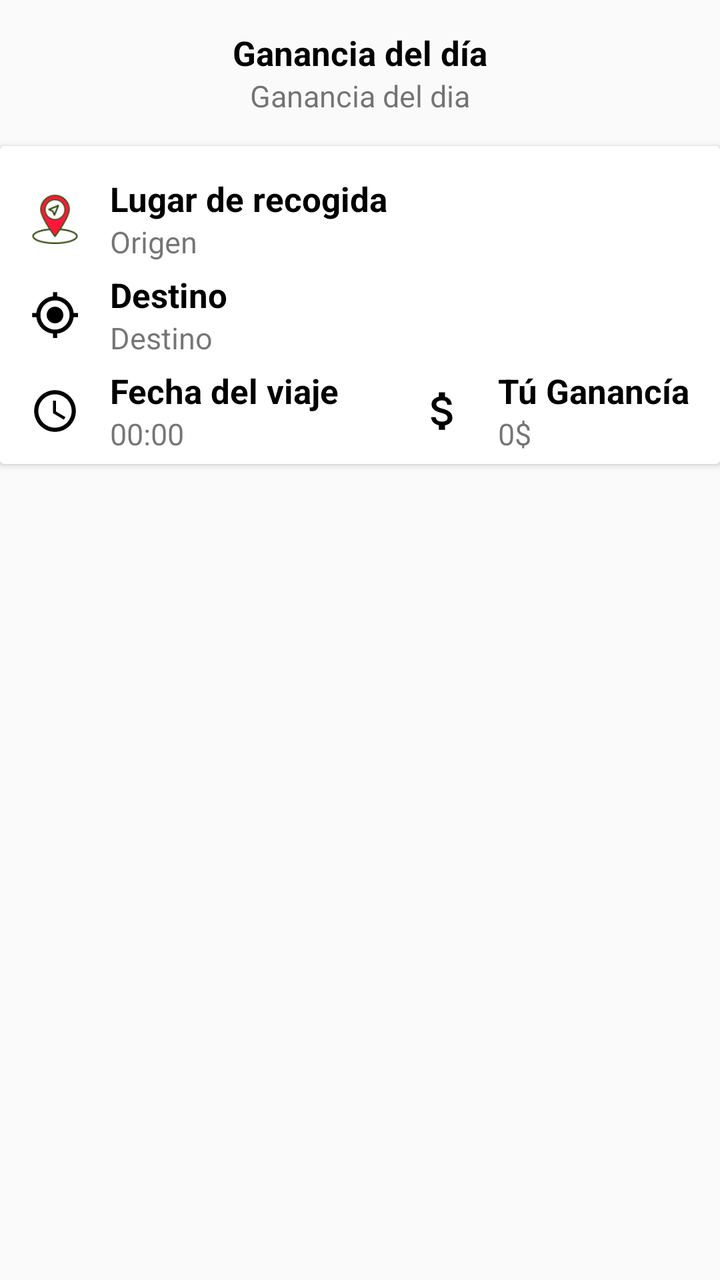
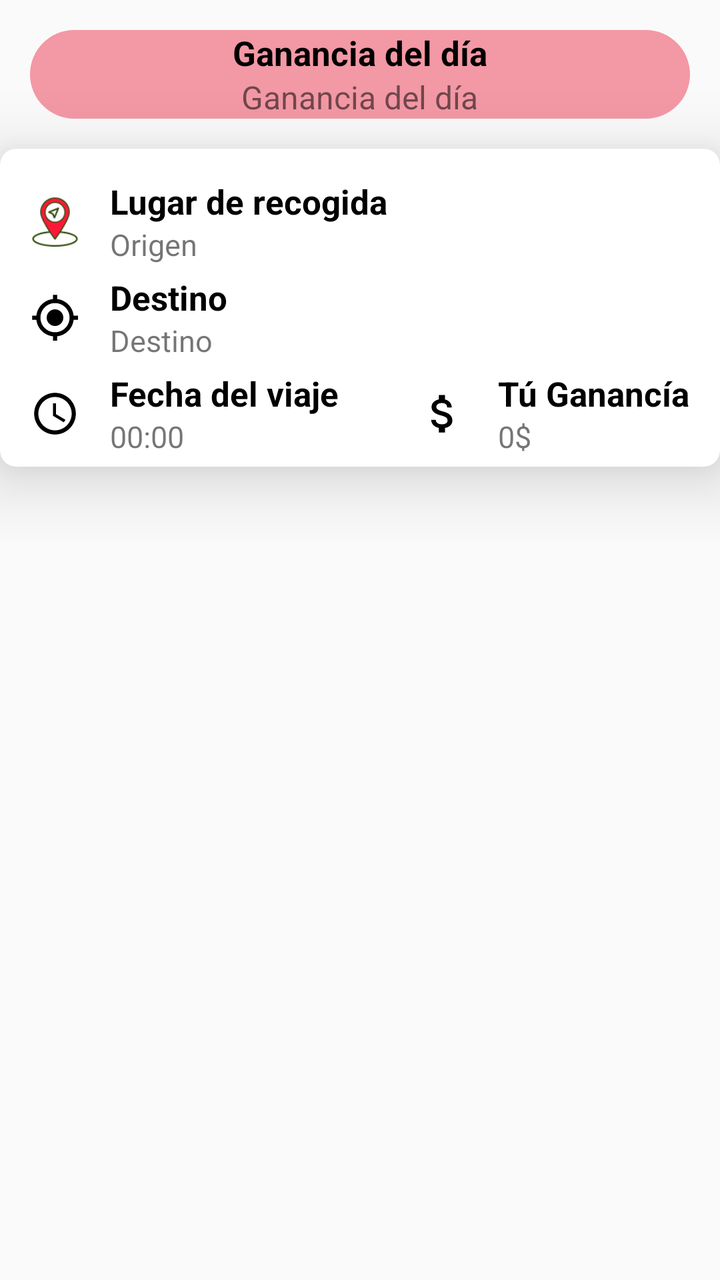

Two renders of the same Android screen: before a commit and after it. Below are the layout's source before the change and the commit's diff.
<!-- AndroidManifest.xml: application theme Theme.ToonsConductor -->
<!-- res/layout/cardview_history.xml -->
<?xml version="1.0" encoding="utf-8"?>
<LinearLayout xmlns:android="http://schemas.android.com/apk/res/android"
    android:layout_width="match_parent"
    android:layout_height="wrap_content"
    android:orientation="vertical"
    android:layout_marginTop="5dp">

    <LinearLayout
        android:id="@+id/LinearGananciaDia"
        android:layout_width="match_parent"
        android:layout_height="wrap_content"
        android:orientation="vertical"
        android:layout_gravity="center"
        android:gravity="center"
        android:layout_margin="15dp">

        <TextView
            android:id="@+id/texview_gananciaDiaFecha"
            android:layout_width="wrap_content"
            android:layout_height="wrap_content"
            android:text="Ganancia del día"
            android:textStyle="bold"
            android:textColor="@color/black"
            android:textSize="17sp"/>

        <TextView
            android:id="@+id/textViewGanaciaDia"
            android:layout_width="wrap_content"
            android:layout_height="wrap_content"
            android:text="Ganancia del dia"
            android:textSize="15sp"/>

    </LinearLayout>

    <androidx.cardview.widget.CardView
        android:layout_width="match_parent"
        android:layout_height="wrap_content">

    <LinearLayout
        android:layout_width="match_parent"
        android:layout_height="match_parent"
        android:orientation="vertical"
        android:paddingTop="5dp"
        android:paddingBottom="5dp">


        <LinearLayout
            android:layout_width="match_parent"
            android:layout_height="wrap_content"
            android:orientation="horizontal"
            android:gravity="center_vertical"
            android:layout_marginLeft="15dp"
            android:layout_marginRight="15dp"
            android:layout_marginTop="5dp">




        </LinearLayout>

        <LinearLayout
            android:layout_width="match_parent"
            android:layout_height="wrap_content"
            android:orientation="horizontal"
            android:gravity="center_vertical"
            android:layout_marginLeft="15dp"
            android:layout_marginRight="15dp"
            android:layout_marginTop="5dp">

            <ImageView
                android:layout_width="25dp"
                android:layout_height="25dp"
                android:src="@drawable/my_location_red" />

            <LinearLayout
                android:layout_width="wrap_content"
                android:layout_height="wrap_content"
                android:orientation="vertical"
                android:layout_marginLeft="15dp">

                <TextView
                    android:layout_width="wrap_content"
                    android:layout_height="wrap_content"
                    android:text="Lugar de recogida"
                    android:textStyle="bold"
                    android:textColor="@color/black"
                    android:textSize="17sp"/>

                <TextView
                    android:id="@+id/textViewOrigin"
                    android:layout_width="wrap_content"
                    android:layout_height="wrap_content"
                    android:text="Origen"
                    android:textSize="15sp"/>

            </LinearLayout>

        </LinearLayout>


        <LinearLayout
            android:layout_width="match_parent"
            android:layout_height="wrap_content"
            android:orientation="horizontal"
            android:gravity="center_vertical"
            android:layout_marginLeft="15dp"
            android:layout_marginRight="15dp"
            android:layout_marginTop="5dp">

            <ImageView
                android:layout_width="25dp"
                android:layout_height="25dp"
                android:src="@drawable/baseline_my_location_24" />

            <LinearLayout
                android:layout_width="wrap_content"
                android:layout_height="wrap_content"
                android:orientation="vertical"
                android:layout_marginLeft="15dp">

                <TextView
                    android:layout_width="wrap_content"
                    android:layout_height="wrap_content"
                    android:text="Destino"
                    android:textStyle="bold"
                    android:textColor="@color/black"
                    android:textSize="17sp"/>

                <TextView
                    android:id="@+id/textViewDestination"
                    android:layout_width="wrap_content"
                    android:layout_height="wrap_content"
                    android:text="Destino"
                    android:textSize="15sp"/>

            </LinearLayout>

        </LinearLayout>


        <LinearLayout
            android:layout_width="match_parent"
            android:layout_height="wrap_content"
            android:orientation="horizontal"
            android:gravity="center_vertical"
            android:layout_marginLeft="15dp"
            android:layout_marginRight="15dp"
            android:layout_marginTop="5dp">

            <ImageView
                android:layout_width="25dp"
                android:layout_height="25dp"
                android:src="@drawable/baseline_access_time_24" />

            <LinearLayout
                android:layout_width="match_parent"
                android:layout_height="match_parent"
                android:layout_marginLeft="15dp"
                android:layout_weight="1"
                android:orientation="vertical">

                <TextView
                    android:layout_width="wrap_content"
                    android:layout_height="wrap_content"
                    android:text="Fecha del viaje"
                    android:textColor="@color/black"
                    android:textSize="17sp"
                    android:textStyle="bold" />

                <TextView
                    android:id="@+id/textViewDate"
                    android:layout_width="wrap_content"
                    android:layout_height="wrap_content"
                    android:text="00:00"
                    android:textSize="15sp" />

            </LinearLayout>

            <ImageView
                android:layout_width="25dp"
                android:layout_height="25dp"
                android:src="@drawable/baseline_attach_money_24" />

            <LinearLayout
                android:layout_width="wrap_content"
                android:layout_height="wrap_content"
                android:orientation="vertical"
                android:layout_marginLeft="15dp">

                <TextView
                    android:layout_width="wrap_content"
                    android:layout_height="wrap_content"
                    android:text="@string/TuGanancia"
                    android:textStyle="bold"
                    android:textColor="@color/black"
                    android:textSize="17sp"/>

                <TextView
                    android:id="@+id/textViewGanacia"
                    android:layout_width="wrap_content"
                    android:layout_height="wrap_content"
                    android:text="0$"
                    android:textSize="15sp"/>

            </LinearLayout>

        </LinearLayout>

    </LinearLayout>
    </androidx.cardview.widget.CardView>
</LinearLayout>
<!-- resources referenced by this layout -->
<resources>
  <color name="black">#FF000000</color>
  <!-- drawable baseline_access_time_24 (drawable) -->
  <vector android:height="24dp" android:tint="#000000"
      android:viewportHeight="24" android:viewportWidth="24"
      android:width="24dp" xmlns:android="http://schemas.android.com/apk/res/android">
      <path android:fillColor="@android:color/white" android:pathData="M11.99,2C6.47,2 2,6.48 2,12s4.47,10 9.99,10C17.52,22 22,17.52 22,12S17.52,2 11.99,2zM12,20c-4.42,0 -8,-3.58 -8,-8s3.58,-8 8,-8 8,3.58 8,8 -3.58,8 -8,8z"/>
      <path android:fillColor="@android:color/white" android:pathData="M12.5,7H11v6l5.25,3.15 0.75,-1.23 -4.5,-2.67z"/>
  </vector>
  <!-- drawable baseline_attach_money_24 (drawable) -->
  <vector android:height="24dp" android:tint="#000000"
      android:viewportHeight="24" android:viewportWidth="24"
      android:width="24dp" xmlns:android="http://schemas.android.com/apk/res/android">
      <path android:fillColor="@android:color/white" android:pathData="M11.8,10.9c-2.27,-0.59 -3,-1.2 -3,-2.15 0,-1.09 1.01,-1.85 2.7,-1.85 1.78,0 2.44,0.85 2.5,2.1h2.21c-0.07,-1.72 -1.12,-3.3 -3.21,-3.81V3h-3v2.16c-1.94,0.42 -3.5,1.68 -3.5,3.61 0,2.31 1.91,3.46 4.7,4.13 2.5,0.6 3,1.48 3,2.41 0,0.69 -0.49,1.79 -2.7,1.79 -2.06,0 -2.87,-0.92 -2.98,-2.1h-2.2c0.12,2.19 1.76,3.42 3.68,3.83V21h3v-2.15c1.95,-0.37 3.5,-1.5 3.5,-3.55 0,-2.84 -2.43,-3.81 -4.7,-4.4z"/>
  </vector>
  <!-- drawable baseline_my_location_24 (drawable) -->
  <vector android:height="24dp" android:tint="#000000"
      android:viewportHeight="24" android:viewportWidth="24"
      android:width="24dp" xmlns:android="http://schemas.android.com/apk/res/android">
      <path android:fillColor="@android:color/white" android:pathData="M12,8c-2.21,0 -4,1.79 -4,4s1.79,4 4,4 4,-1.79 4,-4 -1.79,-4 -4,-4zM20.94,11c-0.46,-4.17 -3.77,-7.48 -7.94,-7.94L13,1h-2v2.06C6.83,3.52 3.52,6.83 3.06,11L1,11v2h2.06c0.46,4.17 3.77,7.48 7.94,7.94L11,23h2v-2.06c4.17,-0.46 7.48,-3.77 7.94,-7.94L23,13v-2h-2.06zM12,19c-3.87,0 -7,-3.13 -7,-7s3.13,-7 7,-7 7,3.13 7,7 -3.13,7 -7,7z"/>
  </vector>
  <!-- drawable my_location_red: png bitmap (drawable, 3982 bytes) -->
  <string name="TuGanancia">Tú Ganancía</string>
  <style name="Theme.ToonsConductor" parent="Base.Theme.ToonsConductor" />
  <style name="Base.Theme.ToonsConductor" parent="Theme.AppCompat.Light.NoActionBar">
          
          <item name="colorPrimary">@color/rojo</item>
          <item name="colorPrimaryVariant">@color/white</item>
          <item name="colorOnPrimary">@color/white</item>
          
          <item name="colorSecondary">@color/black</item>
          <item name="colorSecondaryVariant">@color/rojo</item>
          <item name="colorOnSecondary">@color/black</item>
  
          <item name="android:statusBarColor">?attr/colorPrimary</item>
          <item name="colorControlNormal">@color/grey</item>
          <item name="colorControlActivated">@color/rojo</item>
          <item name="colorControlHighlight">@color/white</item>
          <item name="android:textColorHint">@color/white</item>
          <item name="android:progressBarStyle">@style/CustomProgressBar</item>
  
      </style>
  <color name="rojo">#EEF13737</color>
  <color name="white">#FFFFFFFF</color>
  <color name="grey">#BFBFBF</color>
  <style name="CustomProgressBar" parent="@android:style/Widget.ProgressBar">
          <item name="android:backgroundTint">@color/red</item>
      </style>
  <color name="red">#FF1739</color>
</resources>

<!-- the commit's change to res/layout/cardview_history.xml (unified diff, before → after) -->
@@ -2,6 +2,7 @@
 <LinearLayout xmlns:android="http://schemas.android.com/apk/res/android"
     android:layout_width="match_parent"
     android:layout_height="wrap_content"
+    xmlns:app="http://schemas.android.com/apk/res-auto"
     android:orientation="vertical"
     android:layout_marginTop="5dp">
 
@@ -12,6 +13,7 @@
         android:orientation="vertical"
         android:layout_gravity="center"
         android:gravity="center"
+        android:background="@drawable/fondo_redondo_rojo_claro"
         android:layout_margin="15dp">
 
         <TextView
@@ -27,13 +29,15 @@
             android:id="@+id/textViewGanaciaDia"
             android:layout_width="wrap_content"
             android:layout_height="wrap_content"
-            android:text="Ganancia del dia"
-            android:textSize="15sp"/>
+            android:text="Ganancia del día"
+            android:textSize="16sp"/>
 
     </LinearLayout>
 
     <androidx.cardview.widget.CardView
         android:layout_width="match_parent"
+        app:cardElevation="20dp"
+        app:cardCornerRadius="8dp"
         android:layout_height="wrap_content">
 
     <LinearLayout
<!-- resource entries referenced after the edit -->
@@ -20,9 +20,18 @@
       android:width="24dp" xmlns:android="http://schemas.android.com/apk/res/android">
       <path android:fillColor="@android:color/white" android:pathData="M12,8c-2.21,0 -4,1.79 -4,4s1.79,4 4,4 4,-1.79 4,-4 -1.79,-4 -4,-4zM20.94,11c-0.46,-4.17 -3.77,-7.48 -7.94,-7.94L13,1h-2v2.06C6.83,3.52 3.52,6.83 3.06,11L1,11v2h2.06c0.46,4.17 3.77,7.48 7.94,7.94L11,23h2v-2.06c4.17,-0.46 7.48,-3.77 7.94,-7.94L23,13v-2h-2.06zM12,19c-3.87,0 -7,-3.13 -7,-7s3.13,-7 7,-7 7,3.13 7,7 -3.13,7 -7,7z"/>
   </vector>
+  <!-- drawable fondo_redondo_rojo_claro (drawable) -->
+  <?xml version="1.0" encoding="utf-8"?>
+  <shape
+      xmlns:android="http://schemas.android.com/apk/res/android">
+  
+      <corners android:radius="50dp"></corners>
+      <solid android:color="@color/red_claro"></solid>
+  </shape>
   <!-- drawable my_location_red: png bitmap (drawable, 3982 bytes) -->
   <string name="TuGanancia">Tú Ganancía</string>
   <style name="Theme.ToonsConductor" parent="Base.Theme.ToonsConductor" />
+  <color name="red_claro">#F398A5</color>
   <style name="Base.Theme.ToonsConductor" parent="Theme.AppCompat.Light.NoActionBar">
           
           <item name="colorPrimary">@color/rojo</item>
